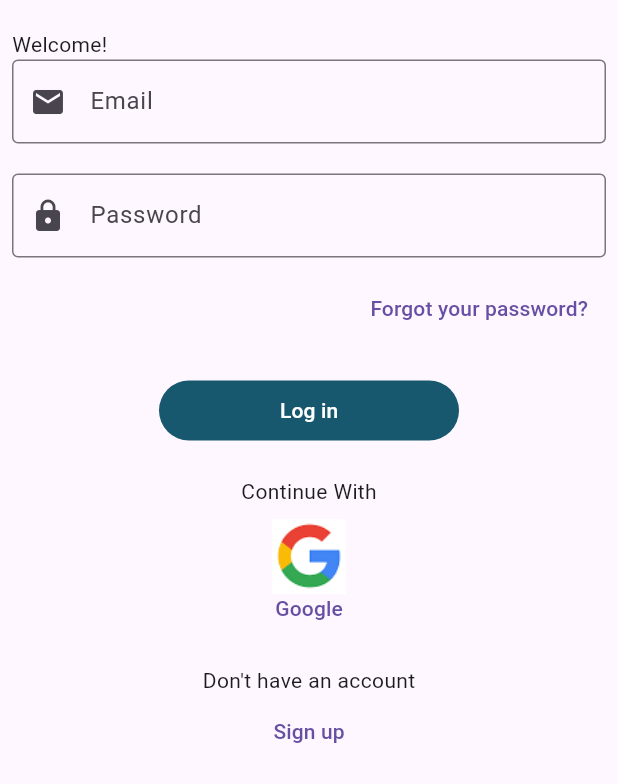
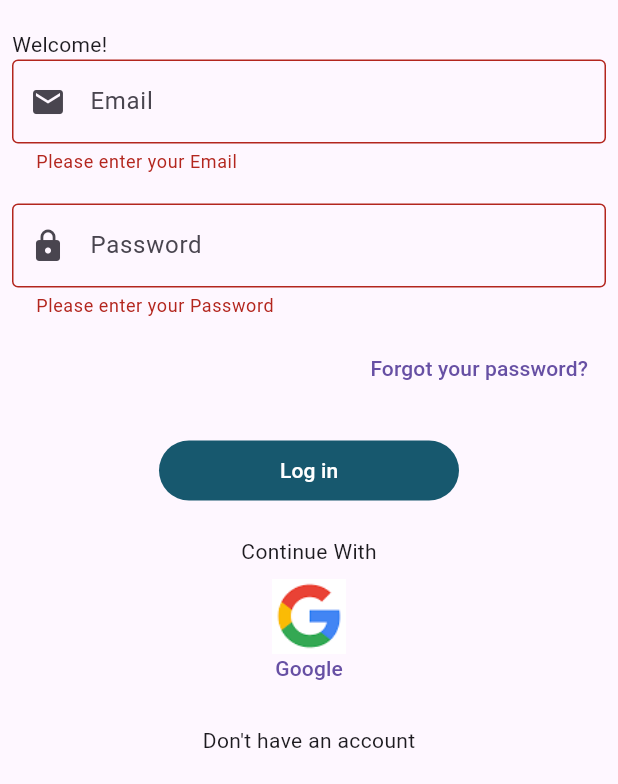
Before and after one commit to CrystalKhadka/pet-connect-mobile-application-flutter, a Flutter app: the screen it shows after launch, after a tap on "Log in", on a phone screen of 412 x 824 dp, the part 452-1236 px from its top. Run offline on Flutter 3.47's test engine with Material 3 defaults, Android fonts, the phone set to English and light mode, and no system bars.

Commit message:
added validation in login screen

```diff
--- a/lib/app/app.dart
+++ b/lib/app/app.dart
@@ -1,4 +1,4 @@
-import 'package:final_assignment/screen/login_screen.dart';
+import 'package:final_assignment/screen/splash_screen.dart';
 import 'package:flutter/material.dart';
 
 class App extends StatelessWidget {
@@ -7,7 +7,8 @@ class App extends StatelessWidget {
   @override
   Widget build(BuildContext context) {
     return const MaterialApp(
-      home: LoginScreen(),
+      home: SplashScreen(),
+      debugShowCheckedModeBanner: false,
     );
   }
 }
--- a/lib/common/my_text_field.dart
+++ b/lib/common/my_text_field.dart
@@ -25,6 +25,12 @@ class MyTextField extends StatelessWidget {
       ),
       keyboardType: keyboardType,
       // inputFormatters: [FilteringTextInputFormatter.digitsOnly],
+      validator: (value) {
+        if (value!.isEmpty) {
+          return 'Please enter your $text';
+        }
+        return null;
+      },
     );
   }
 }
--- /dev/null
+++ b/lib/model/user_model.dart
@@ -0,0 +1,16 @@
+class UserModel {
+  final String email;
+  final String password;
+
+  UserModel({
+    required this.email,
+    required this.password,
+  });
+
+  bool validate() {
+    if (email == 'admin@gmail.com' && password == 'admin') {
+      return true;
+    }
+    return false;
+  }
+}
--- a/lib/screen/login_screen.dart
+++ b/lib/screen/login_screen.dart
@@ -1,6 +1,10 @@
 import 'package:final_assignment/common/my_button.dart';
 import 'package:final_assignment/common/my_text_field.dart';
+import 'package:final_assignment/screen/dashboard_screen.dart';
+import 'package:final_assignment/screen/register_screen.dart';
 import 'package:flutter/material.dart';
+
+import '../model/user_model.dart';
 
 class LoginScreen extends StatelessWidget {
   const LoginScreen({super.key});
@@ -9,6 +13,8 @@ class LoginScreen extends StatelessWidget {
   Widget build(BuildContext context) {
     final emailController = TextEditingController();
     final passwordController = TextEditingController();
+    final key = GlobalKey<FormState>();
+    UserModel? userModel;
 
     return Scaffold(
       appBar: AppBar(
@@ -19,7 +25,8 @@ class LoginScreen extends StatelessWidget {
       body: SingleChildScrollView(
         child: Padding(
           padding: const EdgeInsets.all(8.0),
-          child: Container(
+          child: Form(
+            key: key,
             // color: Colors.grey,
             child: Column(
               crossAxisAlignment: CrossAxisAlignment.start,
@@ -74,9 +81,45 @@ class LoginScreen extends StatelessWidget {
                           width: 200,
                           child: MyButton(
                             onPressed: () {
-                              debugPrint(
-                                'email : ${emailController.text} and password: ${passwordController.text}',
-                              );
+                              if (key.currentState!.validate()) {
+                                userModel = UserModel(
+                                    email: emailController.text,
+                                    password: passwordController.text);
+                                if (userModel!.validate()) {
+                                  Navigator.push(
+                                    context,
+                                    MaterialPageRoute(
+                                      builder: (context) {
+                                        return const DashboardScreen();
+                                      },
+                                    ),
+                                  );
+                                } else {
+                                  showDialog(
+                                    context: context,
+                                    builder: (ctx) => AlertDialog(
+                                      title: const Text("Error"),
+                                      content: const Text(
+                                          "You have entered wrong email or password"),
+                                      actions: <Widget>[
+                                        TextButton(
+                                          onPressed: () {
+                                            Navigator.of(ctx).pop();
+                                          },
+                                          child: Container(
+                                            color: Colors.green,
+                                            padding: const EdgeInsets.all(14),
+                                            child: const Text(
+                                              "Okay",
+                                              style: TextStyle(fontSize: 20),
+                                            ),
+                                          ),
+                                        ),
+                                      ],
+                                    ),
+                                  );
+                                }
+                              }
                             },
                             bgColor: const Color.fromRGBO(23, 88, 110, 1),
                             fgColor: Colors.white,
@@ -104,7 +147,12 @@ class LoginScreen extends StatelessWidget {
                         ),
                         const Text("Don't have an account"),
                         MyButton(
-                          onPressed: () {},
+                          onPressed: () {
+                            Navigator.push(context,
+                                MaterialPageRoute(builder: (context) {
+                              return const RegisterScreen();
+                            }));
+                          },
                           child: const Text('Sign up'),
                         )
                       ],
--- /dev/null
+++ b/lib/screen/splash_screen.dart
@@ -0,0 +1,37 @@
+import 'dart:async';
+
+import 'package:final_assignment/screen/login_screen.dart';
+import 'package:flutter/material.dart';
+
+class SplashScreen extends StatefulWidget {
+  const SplashScreen({super.key});
+
+  @override
+  _SplashScreenState createState() => _SplashScreenState();
+}
+
+class _SplashScreenState extends State<SplashScreen> {
+  @override
+  void initState() {
+    super.initState();
+    Timer(const Duration(seconds: 2), () {
+      Navigator.pushReplacement(
+        context,
+        MaterialPageRoute(builder: (context) => const LoginScreen()),
+      );
+    });
+  }
+
+  @override
+  Widget build(BuildContext context) {
+    return const Scaffold(
+      backgroundColor: Colors.white,
+      body: Center(
+        child: Text(
+          "Welcome",
+          style: TextStyle(fontSize: 24),
+        ),
+      ),
+    );
+  }
+}
```
Also changed, not shown: lib/screen/dashboard_screen.dart (added, +19 -0 lines).
